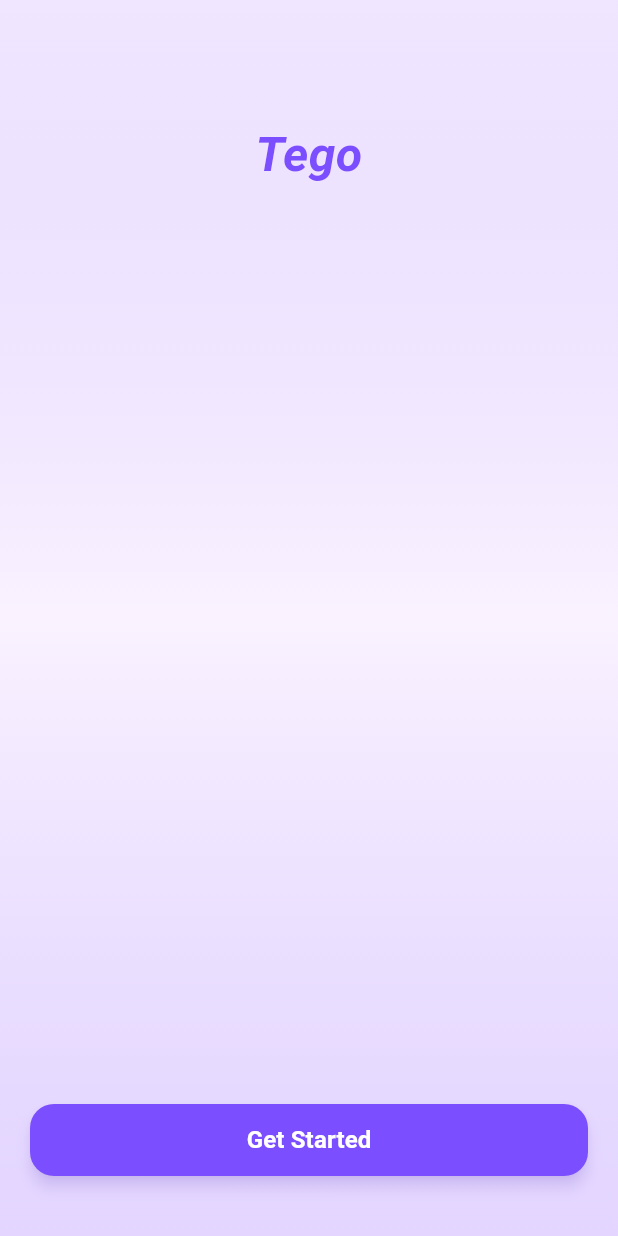
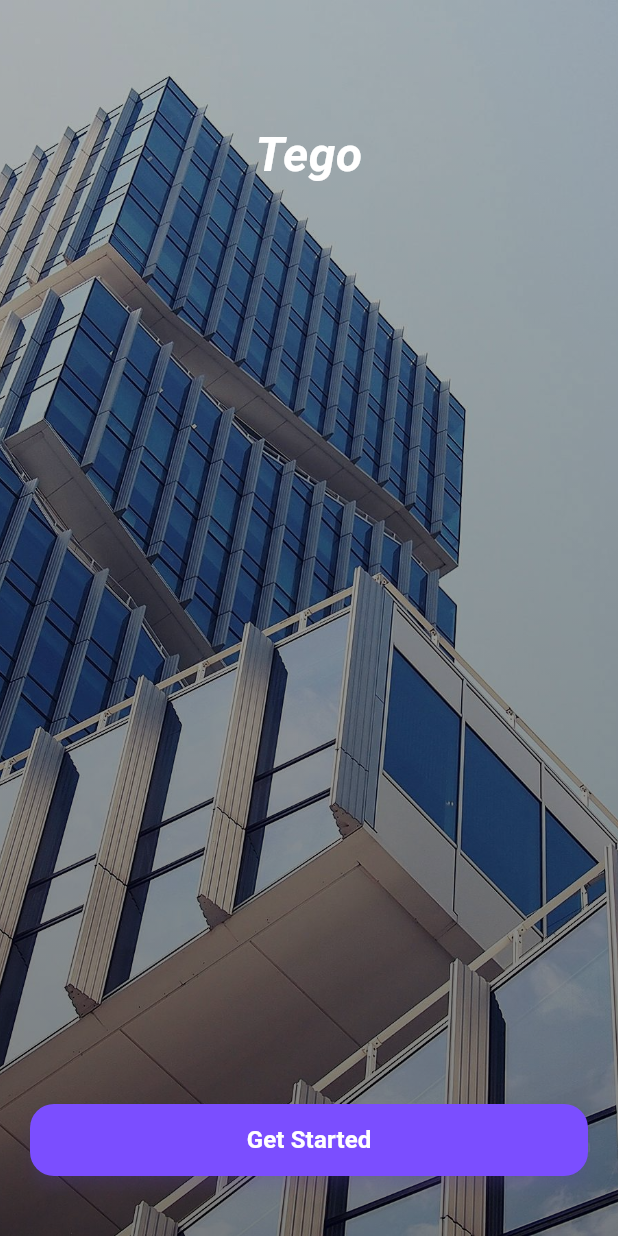
Before and after one commit to desparvis/tego, a Flutter app: the SplashScreen screen opened directly, on a phone screen of 412 x 824 dp. Run offline on Flutter 3.47's test engine with Material 3 defaults, Android fonts, the phone set to English and light mode, and no system bars; our stand-ins replace cloud_firestore, connectivity_plus, equatable, firebase_auth, firebase_core, flutter_bloc and 2 more; accounts and stored records are empty; Roboto replaces fonts that are missing (Dancing Script, Poppins).

Commit message:
Fix locale errors and implement splash screen with image

```diff
--- a/tego/lib/main.dart
+++ b/tego/lib/main.dart
@@ -3,7 +3,7 @@ import 'package:flutter/material.dart';
 import 'package:flutter_bloc/flutter_bloc.dart';
 import 'firebase_options.dart';
 import 'package:firebase_core/firebase_core.dart';
-import 'presentation/widgets/auth_wrapper.dart';
+import 'presentation/pages/splash_screen.dart';
 import 'presentation/bloc/expense_bloc.dart';
 import 'presentation/bloc/sales_bloc.dart';
 import 'presentation/bloc/sales_cubit.dart';
@@ -201,7 +201,7 @@ class _MyAppState extends State<MyApp> {
               },
             ),
           ),
-          home: const AuthWrapper(),
+          home: const SplashScreen(),
           debugShowCheckedModeBanner: false,
         ),
       ),
--- a/tego/lib/presentation/pages/splash_screen.dart
+++ b/tego/lib/presentation/pages/splash_screen.dart
@@ -12,16 +12,20 @@ class SplashScreen extends StatelessWidget {
       body: Stack(
         fit: StackFit.expand,
         children: [
-          // Background Gradient
+          // Background Image
+          Image.asset(
+            'assets/images/splash.jpg',
+            fit: BoxFit.cover,
+          ),
+          // Overlay for better text readability
           Container(
             decoration: BoxDecoration(
               gradient: LinearGradient(
                 begin: Alignment.topCenter,
                 end: Alignment.bottomCenter,
                 colors: [
-                  AppConstants.primaryPurple.withValues(alpha: 0.1),
-                  AppConstants.accentPink.withValues(alpha: 0.3),
-                  AppConstants.primaryPurple.withValues(alpha: 0.2),
+                  Colors.black.withValues(alpha: 0.3),
+                  Colors.black.withValues(alpha: 0.5),
                 ],
               ),
             ),
@@ -38,7 +42,7 @@ class SplashScreen extends StatelessWidget {
                   style: TextStyle(
                     fontFamily: 'Dancing Script',
                     fontSize: 32,
-                    color: AppConstants.primaryPurple,
+                    color: Colors.white,
                     fontWeight: FontWeight.bold,
                     fontStyle: FontStyle.italic,
                   ),
--- a/tego/pubspec.yaml
+++ b/tego/pubspec.yaml
@@ -76,9 +76,8 @@ flutter:
   generate: true
 
   # To add assets to your application, add an assets section, like this:
-  # assets:
-  #   - images/a_dot_burr.jpeg
-  #   - images/a_dot_ham.jpeg
+  assets:
+    - assets/images/
 
   # An image asset can refer to one or more resolution-specific "variants", see
   # https://flutter.dev/to/resolution-aware-images
```
Also changed, not shown: tego/pubspec.lock.
